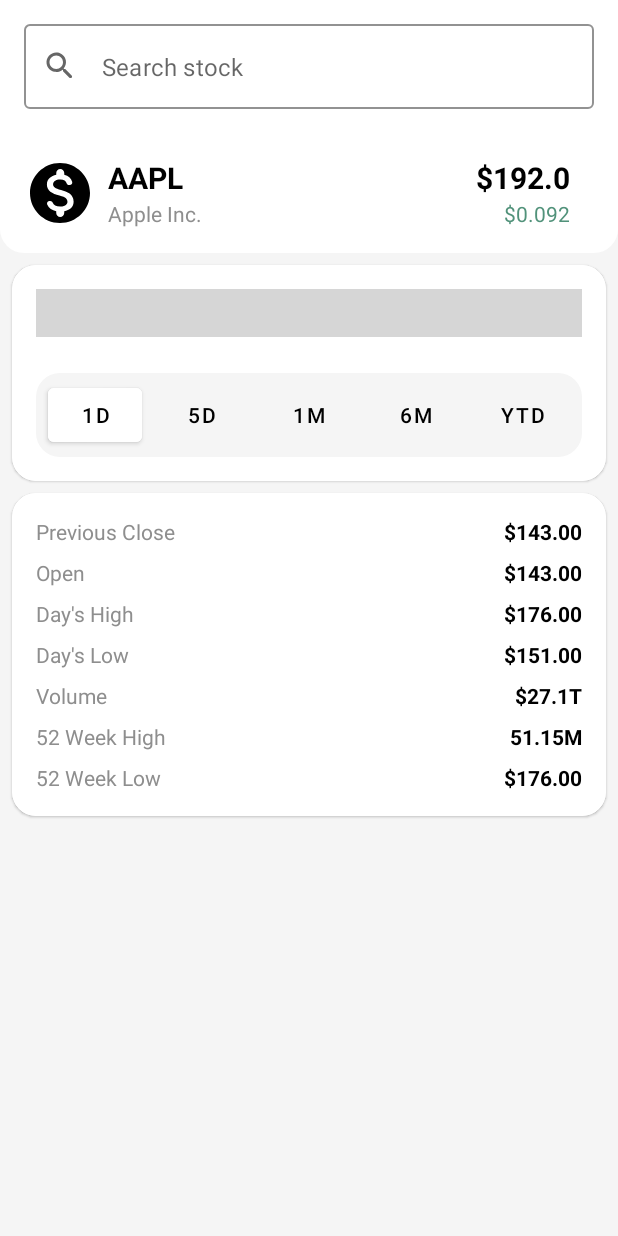
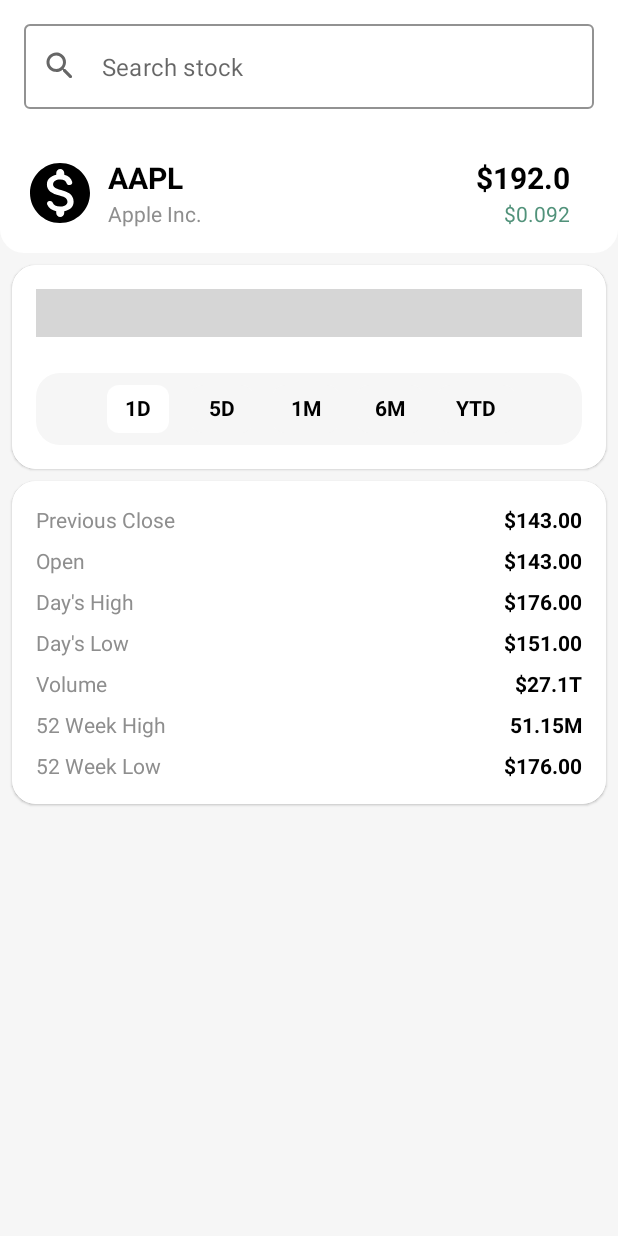
Before and after one commit to Riftar/stock-market, an Android app: the layout activity_stock_chart.xml on its own in the app's theme, with its tools: preview values and no code run, on a phone screen of 412 x 824 dp. Run offline under Robolectric (Android 15) with nearby library versions, the phone set to English and light mode, and no system bars; plain views replace LineChart; grey boxes are pictures that could not be loaded.

Commit message:
feat: change button to chip group, fix empty values from previous price, set loss color

```diff
--- /dev/null
+++ b/core/common/src/main/res/color/bg_period_state_selector.xml
@@ -0,0 +1,5 @@
+<?xml version="1.0" encoding="utf-8"?>
+<selector xmlns:android="http://schemas.android.com/apk/res/android">
+    <item android:color="@color/background_solid" android:state_selected="true" />
+    <item android:color="@color/background_gray" android:state_selected="false" />
+</selector>
--- a/core/common/src/main/res/values-night/colors.xml
+++ b/core/common/src/main/res/values-night/colors.xml
@@ -6,7 +6,7 @@
     <color name="text_color_primary">#FFFFFFFF</color>
     <color name="background_solid">#FF000000</color>
     <color name="background_gray">#262626</color>
-    <color name="background_invert_gray">#F5F5F5</color>
+    <color name="background_invert_gray">#F6F6F6</color>
     <color name="text_color_gray">#898989</color>
     <color name="transparent">#00000000</color>
 </resources>
--- a/core/common/src/main/res/values/colors.xml
+++ b/core/common/src/main/res/values/colors.xml
@@ -5,7 +5,7 @@
     <color name="yellow">#f0bf61</color>
     <color name="text_color_primary">#FF000000</color>
     <color name="background_solid">#FFFFFFFF</color>
-    <color name="background_gray">#F5F5F5</color>
+    <color name="background_gray">#F6F6F6</color>
     <color name="background_invert_gray">#262626</color>
     <color name="text_color_gray">#8e8e8e</color>
     <color name="transparent">#00000000</color>
--- a/core/common/src/main/res/values/styles.xml
+++ b/core/common/src/main/res/values/styles.xml
@@ -2,21 +2,35 @@
 <resources>
     <!--    Styles for button-->
 
-    <style name="Button.Period.Selected" parent="Widget.MaterialComponents.Button">
+    <style name="Button.Main" parent="Widget.MaterialComponents.Button">
         <item name="android:layout_width">0dp</item>
         <item name="android:layout_height">wrap_content</item>
-        <item name="android:textColor">@color/text_color_primary</item>
+        <item name="android:textColor">@color/background_solid</item>
         <item name="textAllCaps">true</item>
-        <item name="android:backgroundTint">@color/background_solid</item>
+        <item name="android:backgroundTint">@color/text_color_primary</item>
         <item name="android:layout_weight">1</item>
     </style>
 
-    <style name="Button.Period.NotSelected" parent="Widget.MaterialComponents.Button.TextButton">
+    <style name="Button.Main.TextButton" parent="Widget.MaterialComponents.Button.TextButton">
         <item name="android:layout_width">0dp</item>
         <item name="android:layout_height">wrap_content</item>
         <item name="android:textColor">@color/text_color_primary</item>
         <item name="textAllCaps">true</item>
         <item name="android:layout_weight">1</item>
+    </style>
+
+    <!--    Styles for chip-->
+    <style name="Chip.Period" parent="Widget.MaterialComponents.Chip.Choice">
+        <item name="android:textColor">@color/text_color_primary</item>
+        <item name="android:focusable">false</item>
+        <item name="android:clickable">true</item>
+        <item name="chipCornerRadius">8dp</item>
+        <item name="chipSpacingHorizontal">4dp</item>
+        <item name="android:insetLeft">8dp</item>
+        <item name="android:insetRight">8dp</item>
+        <item name="chipBackgroundColor">@color/bg_period_state_selector</item>
+        <item name="android:textSize">14sp</item>
+        <item name="android:textAppearance">@style/Body.Bold</item>
     </style>
 
     <!--    Styles for text input layout-->
--- a/domain/src/main/java/com/riftar/domain/searchhistory/mapper/ChartResultToHistoryMapper.kt
+++ b/domain/src/main/java/com/riftar/domain/searchhistory/mapper/ChartResultToHistoryMapper.kt
@@ -13,11 +13,11 @@ fun ChartResult.toStockHistory(searchTimeMillis: Long) = StockHistory(
 )
 
 fun ChartResult.calculateGainOrLoss(): Double {
-    val diff = this.meta.regularMarketPrice - this.meta.previousClose
+    val diff = this.meta.regularMarketPrice - this.meta.chartPreviousClose
     return diff
 }
 
 fun ChartResult.calculatePercentageChange(): Double {
-    val percentageChange = this.calculateGainOrLoss() / this.meta.previousClose * 100
+    val percentageChange = (this.calculateGainOrLoss() / this.meta.chartPreviousClose) * 100
     return percentageChange
 }
--- a/features/searchstock/src/main/res/layout/activity_search_stock.xml
+++ b/features/searchstock/src/main/res/layout/activity_search_stock.xml
@@ -91,13 +91,11 @@
 
     <Button
         android:id="@+id/btnSearch"
-        style="@style/Button.Period.Selected"
+        style="@style/Button.Main"
         android:layout_width="match_parent"
         android:layout_height="wrap_content"
         android:layout_margin="16dp"
-        android:backgroundTint="@color/text_color_primary"
         android:text="@string/action_search"
-        android:textColor="@color/background_solid"
         app:layout_constraintBottom_toBottomOf="parent"
         app:layout_constraintEnd_toEndOf="parent"
         app:layout_constraintStart_toStartOf="parent" />
--- a/features/stockchart/src/main/java/com/riftar/stockchart/chart/ChartFormatter.kt
+++ b/features/stockchart/src/main/java/com/riftar/stockchart/chart/ChartFormatter.kt
@@ -1,13 +1,14 @@
 package com.riftar.stockchart.chart
 
 import com.github.mikephil.charting.formatter.IndexAxisValueFormatter
+import com.riftar.common.helper.convertToUSD
 import com.riftar.common.helper.unixTimestampToDate
 
 object ChartFormatter {
     val dollarFormatter = object : IndexAxisValueFormatter() {
 
         override fun getFormattedValue(value: Float): String {
-            return "$${value.toInt()}"
+            return value.convertToUSD()
         }
 
         override fun setValues(values: Array<out String>?) {
--- a/features/stockchart/src/main/res/layout/activity_stock_chart.xml
+++ b/features/stockchart/src/main/res/layout/activity_stock_chart.xml
@@ -142,43 +142,59 @@
                         android:layout_height="wrap_content"
                         android:layout_marginTop="24dp"
                         android:background="@drawable/bg_button_period"
-                        android:orientation="horizontal"
-                        android:padding="4dp">
+                        android:orientation="vertical">
 
-                        <com.google.android.material.button.MaterialButton
-                            android:id="@+id/btnPeriod1D"
-                            style="@style/Button.Period.Selected"
-                            android:layout_marginHorizontal="4dp"
-                            android:tag="1d"
-                            android:text="1D" />
+                        <com.google.android.material.chip.ChipGroup
+                            android:id="@+id/periodRangeChipGroup"
+                            android:layout_width="wrap_content"
+                            android:layout_height="wrap_content"
+                            android:layout_gravity="center"
+                            android:paddingHorizontal="16dp"
+                            app:checkedChip="@+id/chip1D"
+                            app:selectionRequired="true"
+                            app:singleSelection="true">
 
-                        <com.google.android.material.button.MaterialButton
-                            android:id="@+id/btnPeriod5D"
-                            style="@style/Button.Period.NotSelected"
-                            android:layout_marginHorizontal="4dp"
-                            android:tag="5d"
-                            android:text="5D" />
+                            <com.google.android.material.chip.Chip
+                                android:id="@+id/chip1D"
+                                style="@style/Chip.Period"
+                                android:layout_width="wrap_content"
+                                android:layout_height="wrap_content"
+                                android:tag="1d"
+                                android:text="@string/period_1d" />
 
-                        <com.google.android.material.button.MaterialButton
-                            android:id="@+id/btnPeriod1M"
-                            style="@style/Button.Period.NotSelected"
-                            android:layout_marginHorizontal="4dp"
-                            android:tag="1mo"
-                            android:text="1M" />
+                            <com.google.android.material.chip.Chip
+                                android:id="@+id/chip5D"
+                                style="@style/Chip.Period"
+                                android:layout_width="wrap_content"
+                                android:layout_height="wrap_content"
+                                android:tag="5d"
+                                android:text="@string/period_5d" />
 
-                        <com.google.android.material.button.MaterialButton
-                            android:id="@+id/btnPeriod6M"
-                            style="@style/Button.Period.NotSelected"
-                            android:layout_marginHorizontal="4dp"
-                            android:tag="6mo"
-                            android:text="6M" />
+                            <com.google.android.material.chip.Chip
+                                android:id="@+id/chip1M"
+                                style="@style/Chip.Period"
+                                android:layout_width="wrap_content"
+                                android:layout_height="wrap_content"
+                                android:tag="1mo"
+                                android:text="@string/period_1m" />
 
-                        <com.google.android.material.button.MaterialButton
-                            android:id="@+id/btnPeriodYTD"
-                            style="@style/Button.Period.NotSelected"
-                            android:layout_marginHorizontal="4dp"
-                            android:tag="ytd"
-                            android:text="YTD" />
+                            <com.google.android.material.chip.Chip
+                                android:id="@+id/chip6M"
+                                style="@style/Chip.Period"
+                                android:layout_width="wrap_content"
+                                android:layout_height="wrap_content"
+                                android:tag="6mo"
+                                android:text="@string/period_6m" />
+
+                            <com.google.android.material.chip.Chip
+                                android:id="@+id/chipYTD"
+                                style="@style/Chip.Period"
+                                android:layout_width="wrap_content"
+                                android:layout_height="wrap_content"
+                                android:tag="ytd"
+                                android:text="@string/period_ytd" />
+
+                        </com.google.android.material.chip.ChipGroup>
                     </LinearLayout>
                 </LinearLayout>
             </com.google.android.material.card.MaterialCardView>
--- a/features/stockchart/src/main/res/values/strings.xml
+++ b/features/stockchart/src/main/res/values/strings.xml
@@ -9,4 +9,9 @@
     <string name="hint_search_stock">Search stock</string>
     <string name="title_starter">Dive into the market</string>
     <string name="description_starter">Search for your favorite stocks now!</string>
+    <string name="period_1d">1D</string>
+    <string name="period_5d">5D</string>
+    <string name="period_1m">1M</string>
+    <string name="period_6m">6M</string>
+    <string name="period_ytd">YTD</string>
 </resources>
```
Also changed, not shown: core/common/src/main/java/com/riftar/common/helper/ValuesExtensions.kt (+0 -9 lines), core/common/src/main/res/drawable/bg_rounded_corner_8dp.xml (added, +12 -0 lines), features/stockchart/src/main/java/com/riftar/stockchart/StockChartActivity.kt (+16 -26 lines), features/stockchart/src/main/java/com/riftar/stockchart/StockChartViewModel.kt (+4 -13 lines), features/stockchart/src/main/java/com/riftar/stockchart/chart/ChartHelper.kt (+25 -3 lines), features/stockchart/src/main/res/drawable/bg_chart_red_gradient.xml (added, +8 -0 lines), features/stockchart/src/main/res/layout/layout_search_bottom_sheet.xml (deleted, +0 -88 lines), 1 other file.
